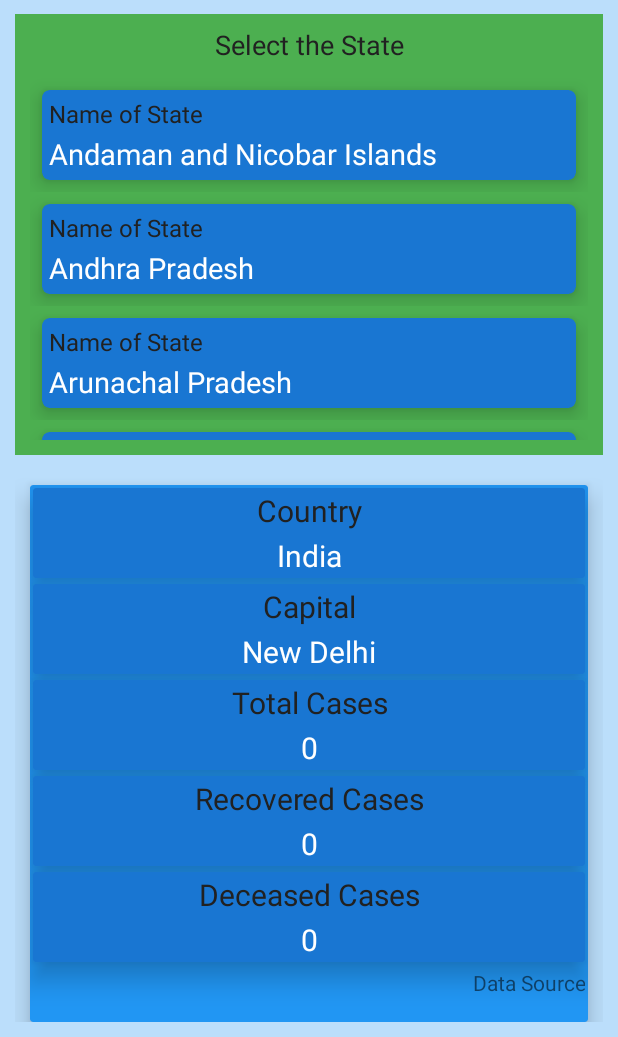
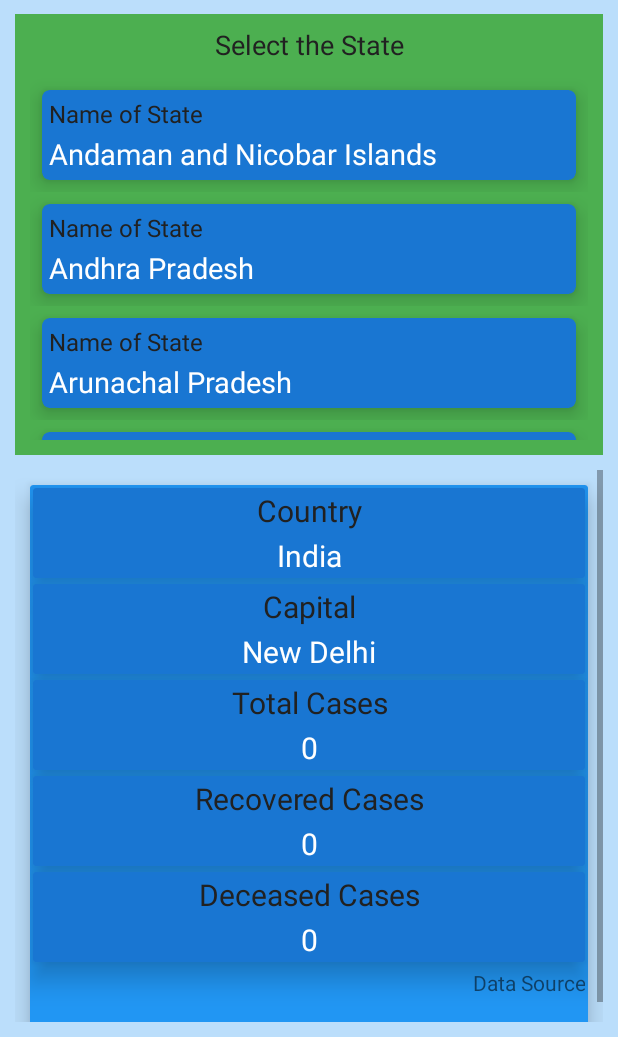
Before and after one commit to VarunT11/Covid-19-App, an Android app: the screen it shows after launch (StateCasesActivity), after a tap on "CLICK HERE TO CHECK STATE WISE CASES", on a phone screen of 412 x 824 dp, the part 199-1236 px from its top. Run offline under Robolectric (Android 15) with nearby library versions, the phone set to English and light mode, and no system bars; Roboto replaces fonts that are not available here; 6 statements that could not run were skipped.

Commit message:
Updated API and Layout Issues

```diff
--- a/app/src/main/java/com/example/covid19_safetyapp/ApplicationClass.java
+++ b/app/src/main/java/com/example/covid19_safetyapp/ApplicationClass.java
@@ -39,7 +39,6 @@ public class ApplicationClass extends Application implements FetchJsonData.Fetch
     public static ArrayList<IndianState> stateDataList;
 
 
-    @RequiresApi(api = Build.VERSION_CODES.O)
     @Override
     public void onCreate() {
         super.onCreate();
@@ -56,7 +55,6 @@ public class ApplicationClass extends Application implements FetchJsonData.Fetch
             if(FetchedJsonData==null){
                 new FetchJsonData(SourceApiUrl,this).execute();
             }
-
         }
 
         dbStatsHelper.UpdateWithDbData();
@@ -64,8 +62,6 @@ public class ApplicationClass extends Application implements FetchJsonData.Fetch
 
     }
 
-
-    @RequiresApi(api = Build.VERSION_CODES.O)
     @Override
     public void fetchDataCallback(String result) {
         dbStatsHelper.updateDbWithFetchedData(result);
--- a/app/src/main/java/com/example/covid19_safetyapp/DBStatsHelper.java
+++ b/app/src/main/java/com/example/covid19_safetyapp/DBStatsHelper.java
@@ -88,11 +88,17 @@ public class DBStatsHelper extends SQLiteOpenHelper {
             return false;
     }
 
-    @RequiresApi(api = Build.VERSION_CODES.O)
     public void AddInitialData(String jsonString){
         SQLiteDatabase db=this.getWritableDatabase();
-        Instant instant=(new Date()).toInstant();
-        String initialTime=instant.toString();
+
+        String initialTime;
+        if (android.os.Build.VERSION.SDK_INT >= android.os.Build.VERSION_CODES.O) {
+            Instant instant = (new Date()).toInstant();
+            initialTime=instant.toString();
+        }
+        else {
+            initialTime=(new Date()).toString();
+        }
 
         db.execSQL("INSERT INTO "+TABLE_NAME_INDIA+" VALUES(0,0,0,0,'','"+initialTime+"')");
         try {
@@ -150,7 +156,6 @@ public class DBStatsHelper extends SQLiteOpenHelper {
 
     }
 
-    @RequiresApi(api = Build.VERSION_CODES.O)
     public void UpdateWithDbData(){
         SQLiteDatabase db=this.getReadableDatabase();
         Cursor cursor=db.rawQuery("SELECT * FROM "+TABLE_NAME_INDIA,null);
@@ -163,13 +168,19 @@ public class DBStatsHelper extends SQLiteOpenHelper {
         ApplicationClass.SourceUrl=cursor.getString(4);
 
         if(!(cursor.getString(5).isEmpty())) {
-            Date lastUpdated = Date.from(Instant.parse(cursor.getString(5)));
-            SimpleDateFormat ft = new SimpleDateFormat("h:mm a, dd MMMM, y");
-            ApplicationClass.LastUpdatedTime = ft.format(lastUpdated);
+            if (android.os.Build.VERSION.SDK_INT >= android.os.Build.VERSION_CODES.O) {
+                Date lastUpdated = Date.from(Instant.parse(cursor.getString(5)));
+                SimpleDateFormat ft = new SimpleDateFormat("h:mm a, dd MMMM, y");
+                ApplicationClass.LastUpdatedTime = ft.format(lastUpdated);
+            }
+            else {
+                ApplicationClass.LastUpdatedTime=cursor.getString(5);
+            }
         }
         else {
             ApplicationClass.LastUpdatedTime="";
         }
+
         ApplicationClass.stateDataList=new ArrayList<IndianState>();
         ArrayList<String> stateList=getStateList();
 
--- a/app/src/main/res/layout/fragment_state_data_displayer.xml
+++ b/app/src/main/res/layout/fragment_state_data_displayer.xml
@@ -3,18 +3,26 @@
     xmlns:card_view="http://schemas.android.com/apk/res-auto"
     xmlns:tools="http://schemas.android.com/tools"
     android:layout_width="match_parent"
-    android:layout_height="match_parent"
+    android:layout_height="wrap_content"
     android:background="@color/colorPrimaryLight"
     android:orientation="vertical"
     tools:context=".StateDataDisplayer">
+
+
+    <ScrollView
+        android:layout_width="match_parent"
+        android:layout_height="match_parent">
+
+        <LinearLayout
+            android:layout_width="match_parent"
+            android:layout_height="wrap_content"
+            android:orientation="vertical">
 
             <androidx.cardview.widget.CardView
                 android:layout_width="match_parent"
                 android:layout_height="wrap_content"
                 android:layout_gravity="center_horizontal"
-        android:layout_marginLeft="10dp"
-        android:layout_marginTop="10dp"
-        android:layout_marginRight="10dp"
+                android:layout_margin="10dp"
                 card_view:cardBackgroundColor="@color/colorPrimary"
                 card_view:cardElevation="10dp"
                 card_view:cardUseCompatPadding="false">
@@ -263,3 +271,5 @@
 
 
         </LinearLayout>
+    </ScrollView>
+</LinearLayout>
```
Also changed, not shown: app/src/main/res/layout/activity_main.xml (+11 -4 lines). Lines whose indentation alone changed are shown as unchanged.
